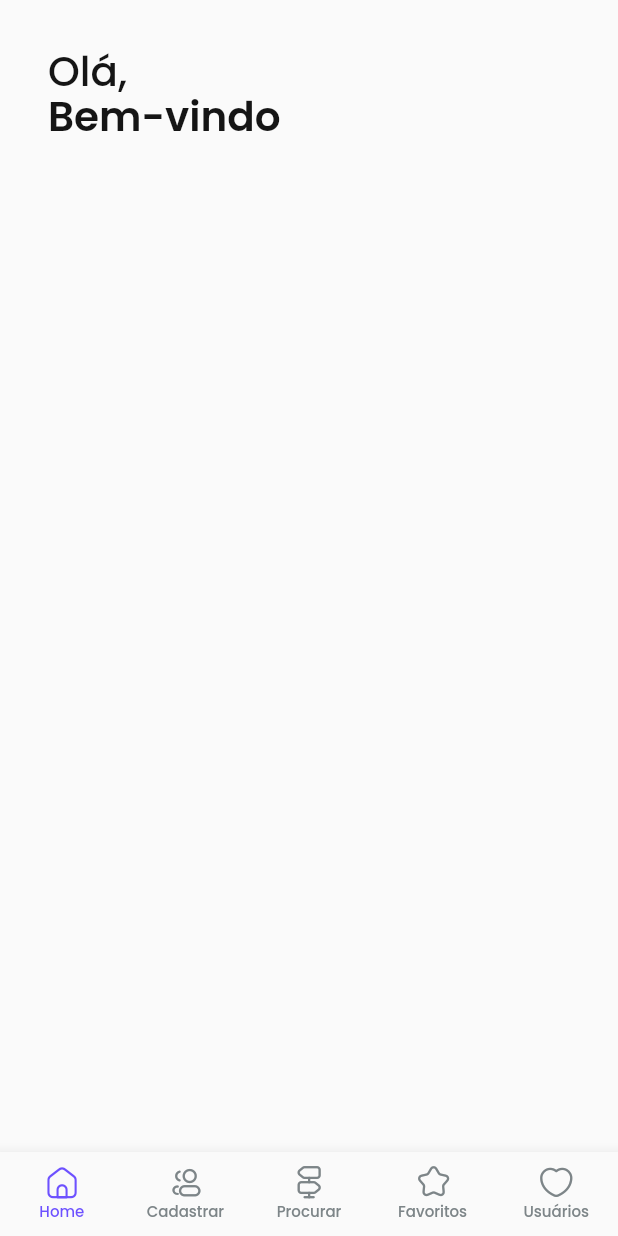
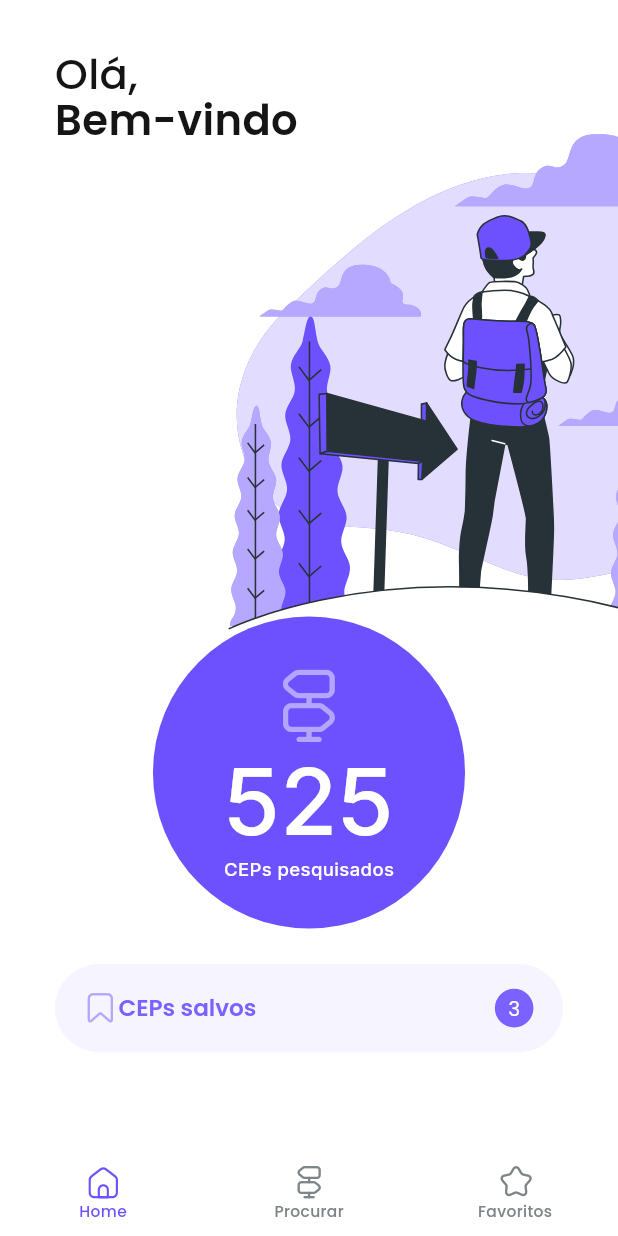
Before and after one commit to GTourinho/buscaCep, a Flutter app: the screen it shows after launch, on a phone screen of 412 x 824 dp. Run offline on Flutter 3.47's test engine with Material 2 defaults, Android fonts, the phone set to English and light mode, and no system bars; our stand-ins replace flutter_screenutil, flutter_svg, google_fonts.

Commit message:
Home Screen Template

```diff
--- a/lib/custom_icons_icons.dart
+++ b/lib/custom_icons_icons.dart
@@ -31,4 +31,8 @@ class CustomIcons {
       IconData(0xe803, fontFamily: _kFontFam, fontPackage: _kFontPkg);
   static const IconData home =
       IconData(0xe804, fontFamily: _kFontFam, fontPackage: _kFontPkg);
+  static const IconData saved =
+      IconData(0xe805, fontFamily: _kFontFam, fontPackage: _kFontPkg);
+  static const IconData select =
+      IconData(0xe806, fontFamily: _kFontFam, fontPackage: _kFontPkg);
 }
--- a/lib/main.dart
+++ b/lib/main.dart
@@ -1,7 +1,9 @@
-import 'dart:async';
 import 'package:google_fonts/google_fonts.dart';
 import 'package:flutter/material.dart';
 import 'package:myapp/custom_icons_icons.dart';
+import 'package:flutter_screenutil/flutter_screenutil.dart';
+import 'package:flutter_svg/flutter_svg.dart';
+import 'package:myapp/procurar.dart';
 
 void main() {
   runApp(const MyApp());
@@ -11,12 +13,27 @@ class MyApp extends StatelessWidget {
   const MyApp({Key? key}) : super(key: key);
   @override
   Widget build(BuildContext context) {
+    return ScreenUtilInit(
+      designSize: const Size(360, 800),
+      minTextAdapt: true,
+      splitScreenMode: true,
+      builder: (context, child) {
         return MaterialApp(
           title: 'Flutter Demo',
           theme: ThemeData(
             primarySwatch: Colors.blue,
+            textTheme: Typography.englishLike2018.apply(fontSizeFactor: 1.sp),
+            scaffoldBackgroundColor: Colors.white,
           ),
-      home: const MyHomePage(title: 'Flutter Demo Home Page'),
+          initialRoute: '/',
+          routes: {
+            '/': (context) => const MyHomePage(
+                  title: 'Busca Cep',
+                ),
+            '/procurar': (context) => const Procurar(),
+          },
+        );
+      },
     );
   }
 }
@@ -34,61 +51,40 @@ class _MyHomePageState extends State<MyHomePage> {
   @override
   Widget build(BuildContext context) {
     return Scaffold(
-      appBar: PreferredSize(
-        preferredSize: const Size.fromHeight(300),
-        child: AppBar(
-          automaticallyImplyLeading: false,
-          flexibleSpace: Padding(
-            padding: const EdgeInsets.fromLTRB(32, 35, 172, 0),
-            child: Text.rich(
-              TextSpan(
-                text: 'Olá,\n',
-                style: GoogleFonts.poppins(
-                  fontSize: 27,
-                  fontWeight: FontWeight.w500,
-                  color: const Color.fromARGB(255, 21, 21, 21),
-                  height: 1.125,
-                ),
-                children: [
-                  TextSpan(
-                    text: 'Bem-vindo',
-                    style: GoogleFonts.poppins(
-                      fontSize: 27,
-                      fontWeight: FontWeight.w600,
-                      color: const Color.fromARGB(255, 21, 21, 21),
-                      height: 1.125,
-                    ),
-                  ),
+      extendBodyBehindAppBar: true,
+      body: Stack(
+        children: const [
+          WelcomeBar(),
+          BackgroundImage(),
+          SearchAmounts(),
+          SavedCEPS(),
         ],
       ),
-            ),
-          ),
-          backgroundColor: Colors.transparent,
+      bottomNavigationBar: BottomNavigationBar(
+        onTap: (index) {
+          if (index == 0) {
+            Navigator.pushNamed(context, '/');
+          } else {
+            Navigator.pushNamed(context, '/procurar');
+          }
+        },
         elevation: 0,
-        ),
-      ),
-      body: Center(
-        child: Column(
-          mainAxisAlignment: MainAxisAlignment.center,
-          children: const <Widget>[],
-        ),
-      ),
-      bottomNavigationBar: BottomNavigationBar(
+        backgroundColor: Colors.white,
         type: BottomNavigationBarType.fixed,
         selectedItemColor: const Color.fromARGB(255, 109, 81, 255),
         unselectedItemColor: const Color.fromARGB(255, 125, 133, 136),
-        selectedLabelStyle: const TextStyle(
-            fontSize: 10, fontFamily: 'poppins', fontWeight: FontWeight.w500),
-        unselectedLabelStyle: const TextStyle(
-            fontSize: 10, fontFamily: 'poppins', fontWeight: FontWeight.w500),
+        selectedLabelStyle: TextStyle(
+            fontSize: ScreenUtil().setSp(10),
+            fontFamily: 'poppins',
+            fontWeight: FontWeight.w500),
+        unselectedLabelStyle: TextStyle(
+            fontSize: ScreenUtil().setSp(10),
+            fontFamily: 'poppins',
+            fontWeight: FontWeight.w500),
         items: const <BottomNavigationBarItem>[
           BottomNavigationBarItem(
             icon: Icon(CustomIcons.home),
             label: 'Home',
-          ),
-          BottomNavigationBarItem(
-            icon: Icon(CustomIcons.people),
-            label: 'Cadastrar',
           ),
           BottomNavigationBarItem(
             icon: Icon(CustomIcons.signpost),
@@ -98,12 +94,196 @@ class _MyHomePageState extends State<MyHomePage> {
             icon: Icon(CustomIcons.star),
             label: 'Favoritos',
           ),
-          BottomNavigationBarItem(
-            icon: Icon(CustomIcons.heart),
-            label: 'Usuários',
-          ),
         ],
       ),
     );
   }
 }
+
+// Widgets
+
+class WelcomeBar extends StatelessWidget {
+  const WelcomeBar({Key? key}) : super(key: key);
+
+  @override
+  Widget build(BuildContext context) {
+    return PreferredSize(
+      preferredSize: Size.fromHeight(ScreenUtil().setHeight(95)),
+      child: AppBar(
+        automaticallyImplyLeading: false,
+        flexibleSpace: Padding(
+          padding: EdgeInsets.fromLTRB(
+            ScreenUtil().setWidth(32),
+            ScreenUtil().setHeight(35),
+            ScreenUtil().setWidth(32),
+            0,
+          ),
+          child: Row(
+            mainAxisAlignment: MainAxisAlignment.spaceBetween,
+            children: [
+              Text.rich(
+                TextSpan(
+                  text: 'Olá,\n',
+                  style: GoogleFonts.poppins(
+                    fontSize: ScreenUtil().setSp(27),
+                    fontWeight: FontWeight.w500,
+                    color: const Color.fromARGB(255, 21, 21, 21),
+                    height: 1.125,
+                  ),
+                  children: [
+                    TextSpan(
+                      text: 'Bem-vindo',
+                      style: GoogleFonts.poppins(
+                        fontSize: ScreenUtil().setSp(27),
+                        fontWeight: FontWeight.w600,
+                        color: const Color.fromARGB(255, 21, 21, 21),
+                        height: 1.125,
+                      ),
+                    ),
+                  ],
+                ),
+              ),
+            ],
+          ),
+        ),
+        backgroundColor: Colors.transparent,
+        elevation: 0,
+      ),
+    );
+  }
+}
+
+class BackgroundImage extends StatelessWidget {
+  const BackgroundImage({Key? key}) : super(key: key);
+  @override
+  Widget build(BuildContext context) {
+    return Positioned(
+      top: ScreenUtil().setHeight(27),
+      left: ScreenUtil().setWidth(32),
+      child: SvgPicture.asset(
+        'assets/images/otwb1.svg',
+        width: ScreenUtil().setWidth(500),
+        height: ScreenUtil().setHeight(500),
+      ),
+    );
+  }
+}
+
+class SearchAmounts extends StatelessWidget {
+  const SearchAmounts({Key? key}) : super(key: key);
+  @override
+  Widget build(BuildContext context) {
+    return Positioned(
+      top: ScreenUtil().setHeight(399),
+      left: ScreenUtil().setWidth(79),
+      child: Container(
+        height: ScreenUtil().setHeight(202),
+        width: ScreenUtil().setWidth(202),
+        decoration: const BoxDecoration(
+          shape: BoxShape.circle,
+          color: Color.fromARGB(255, 109, 81, 255),
+        ),
+        child: Column(
+          mainAxisAlignment: MainAxisAlignment.center,
+          children: [
+            Icon(
+              CustomIcons.signpost,
+              size: ScreenUtil().setHeight(52),
+              color: const Color.fromARGB(255, 180, 166, 255),
+            ),
+            Text.rich(
+              TextSpan(
+                text: '525',
+                style: GoogleFonts.inter(
+                  fontSize: ScreenUtil().setSp(60),
+                  fontWeight: FontWeight.w500,
+                  color: const Color.fromARGB(255, 255, 255, 255),
+                ),
+                children: [
+                  TextSpan(
+                    text: '\nCEPs pesquisados',
+                    style: GoogleFonts.inter(
+                      fontSize: ScreenUtil().setSp(12),
+                      fontWeight: FontWeight.w500,
+                      color: const Color.fromARGB(255, 255, 255, 255),
+                    ),
+                  ),
+                ],
+              ),
+            ),
+          ],
+        ),
+      ),
+    );
+  }
+}
+
+class SavedCEPS extends StatelessWidget {
+  const SavedCEPS({Key? key}) : super(key: key);
+  @override
+  Widget build(BuildContext context) {
+    return Positioned(
+      top: ScreenUtil().setHeight(624),
+      left: ScreenUtil().setWidth(32),
+      child: Container(
+        height: ScreenUtil().setHeight(57),
+        width: ScreenUtil().setWidth(296),
+        decoration: const BoxDecoration(
+          shape: BoxShape.rectangle,
+          color: Color.fromARGB(255, 246, 244, 255),
+          borderRadius: BorderRadius.all(
+            Radius.circular(100),
+          ),
+        ),
+        child: Padding(
+          padding: EdgeInsets.fromLTRB(
+              ScreenUtil().setWidth(16), 0, ScreenUtil().setWidth(16), 0),
+          child: Row(
+            mainAxisAlignment: MainAxisAlignment.spaceBetween,
+            children: [
+              Row(
+                children: [
+                  const Icon(
+                    CustomIcons.saved,
+                    color: Color.fromARGB(255, 180, 165, 253),
+                  ),
+                  SizedBox(
+                    height: ScreenUtil().setWidth(28.75),
+                  ),
+                  Text(
+                    'CEPs salvos',
+                    style: GoogleFonts.poppins(
+                      fontSize: ScreenUtil().setSp(15),
+                      fontWeight: FontWeight.w600,
+                      color: const Color.fromARGB(255, 123, 97, 255),
+                      letterSpacing: -0.016,
+                    ),
+                  ),
+                ],
+              ),
+              Container(
+                height: ScreenUtil().setHeight(25),
+                width: ScreenUtil().setWidth(25),
+                decoration: const BoxDecoration(
+                  shape: BoxShape.circle,
+                  color: Color.fromARGB(255, 123, 97, 255),
+                ),
+                child: Center(
+                  child: Text(
+                    '3',
+                    style: GoogleFonts.poppins(
+                      fontSize: ScreenUtil().setSp(13),
+                      fontWeight: FontWeight.w400,
+                      color: const Color.fromARGB(255, 255, 255, 255),
+                      letterSpacing: -0.00615385,
+                    ),
+                  ),
+                ),
+              ),
+            ],
+          ),
+        ),
+      ),
+    );
+  }
+}
--- /dev/null
+++ b/lib/procurar.dart
@@ -0,0 +1,53 @@
+import 'package:flutter/material.dart';
+import 'package:myapp/custom_icons_icons.dart';
+import 'package:flutter_screenutil/flutter_screenutil.dart';
+
+class Procurar extends StatelessWidget {
+  const Procurar({Key? key}) : super(key: key);
+
+  @override
+  Widget build(BuildContext context) {
+    return Scaffold(
+      extendBodyBehindAppBar: true,
+      body: Stack(
+        children: const [],
+      ),
+      bottomNavigationBar: BottomNavigationBar(
+        onTap: (index) {
+          if (index == 0) {
+            Navigator.pushNamed(context, '/');
+          } else {
+            Navigator.pushNamed(context, '/procurar');
+          }
+        },
+        elevation: 0,
+        backgroundColor: Colors.white,
+        type: BottomNavigationBarType.fixed,
+        selectedItemColor: const Color.fromARGB(255, 109, 81, 255),
+        unselectedItemColor: const Color.fromARGB(255, 125, 133, 136),
+        selectedLabelStyle: TextStyle(
+            fontSize: ScreenUtil().setSp(10),
+            fontFamily: 'poppins',
+            fontWeight: FontWeight.w500),
+        unselectedLabelStyle: TextStyle(
+            fontSize: ScreenUtil().setSp(10),
+            fontFamily: 'poppins',
+            fontWeight: FontWeight.w500),
+        items: const <BottomNavigationBarItem>[
+          BottomNavigationBarItem(
+            icon: Icon(CustomIcons.home),
+            label: 'Home',
+          ),
+          BottomNavigationBarItem(
+            icon: Icon(CustomIcons.signpost),
+            label: 'Procurar',
+          ),
+          BottomNavigationBarItem(
+            icon: Icon(CustomIcons.star),
+            label: 'Favoritos',
+          ),
+        ],
+      ),
+    );
+  }
+}
```
Also changed, not shown: pubspec.yaml (+4 -3 lines), assets/images/otwb1.svg (added), fonts/CustomIcons.ttf, pubspec.lock. Lines whose indentation alone changed are shown as unchanged.
